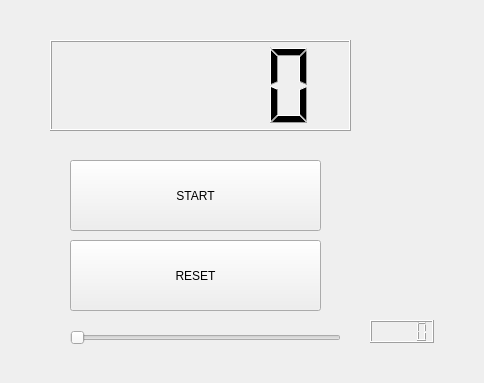
Above: actividad0/counterDlg.ui from gmegiash/Proyecto_Robotica_25-26 before the change. Below: the same form after it.
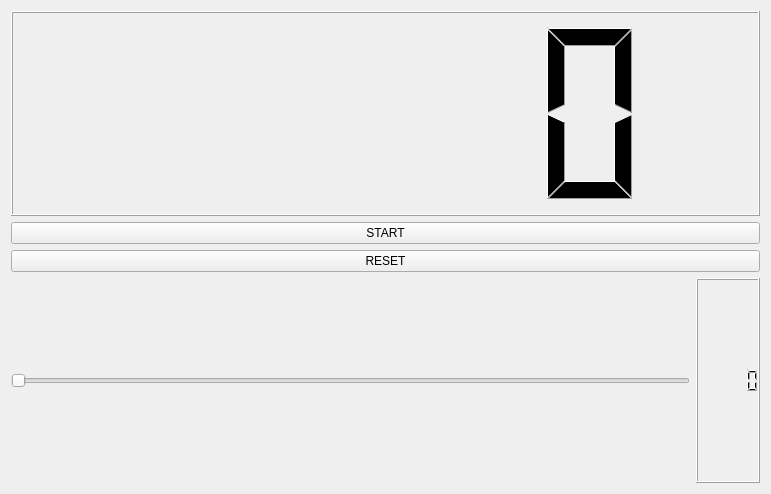
That is the form after the change.

Commit message: designer actualizado

```diff
--- a/actividad0/counterDlg.ui
+++ b/actividad0/counterDlg.ui
@@ -6,58 +6,37 @@
    <rect>
     <x>0</x>
     <y>0</y>
-    <width>484</width>
-    <height>383</height>
+    <width>771</width>
+    <height>494</height>
    </rect>
   </property>
   <property name="windowTitle">
    <string>Counter</string>
   </property>
-  <widget class="QPushButton" name="button">
-   <property name="geometry">
-    <rect>
-     <x>70</x>
-     <y>240</y>
-     <width>251</width>
-     <height>71</height>
-    </rect>
-   </property>
-   <property name="text">
-    <string>RESET</string>
-   </property>
-  </widget>
-  <widget class="QLCDNumber" name="lcdNumber">
-   <property name="geometry">
-    <rect>
-     <x>50</x>
-     <y>40</y>
-     <width>301</width>
-     <height>91</height>
-    </rect>
-   </property>
-  </widget>
+  <layout class="QVBoxLayout" name="verticalLayout_2">
+   <item>
+    <layout class="QVBoxLayout" name="verticalLayout">
+     <item>
+      <widget class="QLCDNumber" name="lcdNumber"/>
+     </item>
+     <item>
   <widget class="QPushButton" name="start">
-   <property name="geometry">
-    <rect>
-     <x>70</x>
-     <y>160</y>
-     <width>251</width>
-     <height>71</height>
-    </rect>
-   </property>
    <property name="text">
     <string>START</string>
    </property>
   </widget>
+     </item>
+     <item>
+      <widget class="QPushButton" name="button">
+       <property name="text">
+        <string>RESET</string>
+       </property>
+      </widget>
+     </item>
+     <item>
+      <layout class="QHBoxLayout" name="horizontalLayout">
+       <item>
   <widget class="QSlider" name="horizontalSlider">
-   <property name="geometry">
-    <rect>
-     <x>70</x>
-     <y>330</y>
-     <width>271</width>
-     <height>16</height>
-    </rect>
-   </property>
    <property name="minimum">
     <number>100</number>
    </property>
@@ -74,16 +53,15 @@
     <enum>Qt::Horizontal</enum>
    </property>
   </widget>
-  <widget class="QLCDNumber" name="lcdNumber_2">
-   <property name="geometry">
-    <rect>
-     <x>370</x>
-     <y>320</y>
-     <width>64</width>
-     <height>23</height>
-    </rect>
-   </property>
-  </widget>
+       </item>
+       <item>
+        <widget class="QLCDNumber" name="lcdNumber_2"/>
+       </item>
+      </layout>
+     </item>
+    </layout>
+   </item>
+  </layout>
  </widget>
  <resources/>
  <connections/>
```
Lines whose indentation alone changed are shown as unchanged.
